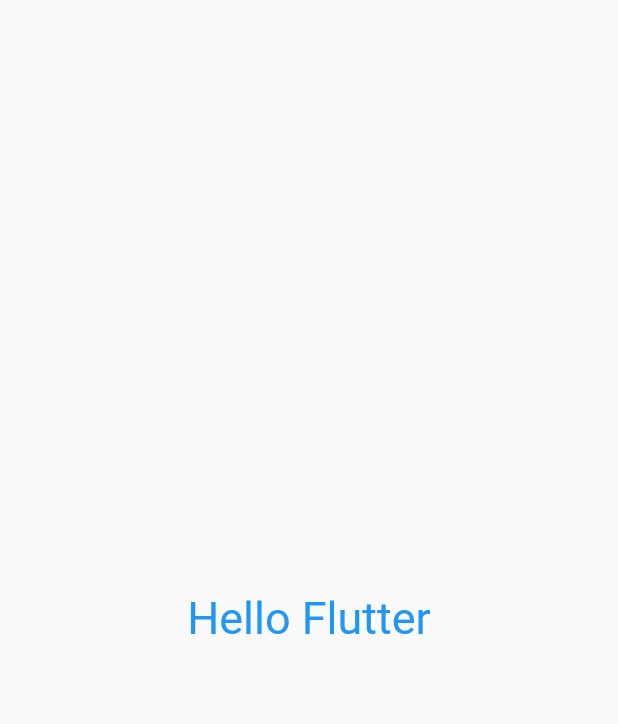
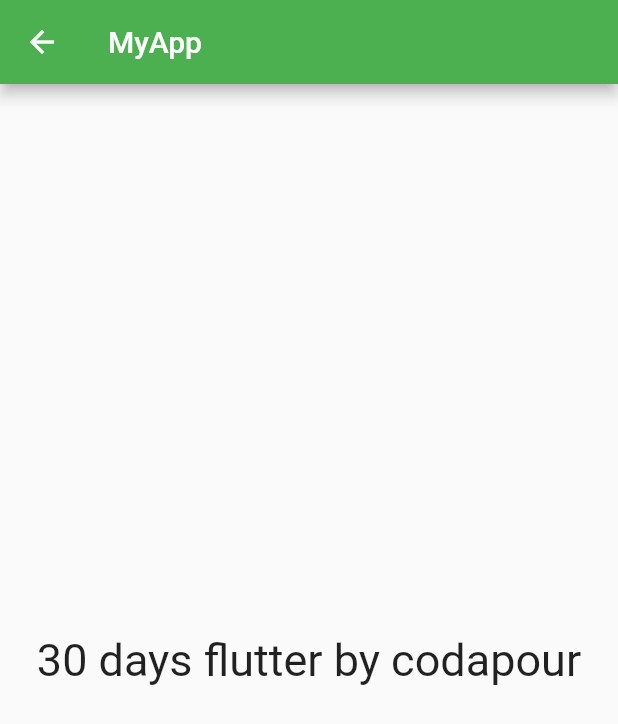
Before and after one commit to github1075/flutter8hr_codepur, a Flutter app: the screen it shows after launch, on a phone screen of 412 x 824 dp. Shown: the top 724 px of the screen. Run offline on Flutter 3.47's test engine with Material 2 defaults, Android fonts, the phone set to English and light mode, and no system bars.

Commit message:
lear to add dart file lear routes,theme

```diff
--- a/lib/main.dart
+++ b/lib/main.dart
@@ -1,7 +1,9 @@
+import 'package:demo/pages/home.dart';
+import 'package:demo/pages/login.dart';
 import 'package:flutter/material.dart';
 
 void main() {
-  runApp(const MyApp());
+  runApp(MyApp());
 }
 
 class MyApp extends StatelessWidget {
@@ -11,20 +13,17 @@
   Widget build(BuildContext context) {
     return MaterialApp(
       debugShowCheckedModeBanner: false,
-      home: Material(
-        child: Center(
-          child: Container(
-            child: Text(
-              'Hello Flutter',
-              style: TextStyle(
-                fontSize: 30,
-                color: Colors.blue
-              ),
-            ),
-          ),
-        ),
-
-      ),
+      themeMode:ThemeMode.light,
+      theme: ThemeData(primarySwatch: Colors.green),
+      //darkTheme: ThemeData(brightness: Brightness.light,primarySwatch: Colors.orange),
+     // home: HomePage(),
+      initialRoute:"/home",
+      routes:{
+        "/":(context)=>LoginPage(),
+        "/home":(context)=>HomePage(),
+        "/login":(context)=>LoginPage(),
+      }
+      ,
     );
   }
 }
--- /dev/null
+++ b/lib/pages/home.dart
@@ -0,0 +1,25 @@
+import 'package:flutter/material.dart';
+class HomePage extends StatelessWidget {
+  const HomePage({Key? key}) : super(key: key);
+
+  @override
+  Widget build(BuildContext context) {
+    int day=30;
+    String name="codapour";
+    return Scaffold(
+      appBar: AppBar(
+        title: Text("MyApp"),
+      ),
+      body:Center(
+        child: Container(
+          child: Text(
+            "$day days flutter by $name",
+            style: TextStyle(
+              fontSize:30,
+            ),
+          ),
+        ),
+      ),
+    );
+  }
+}
```
Also changed, not shown: lib/pages/login.dart (added, +18 -0 lines).
